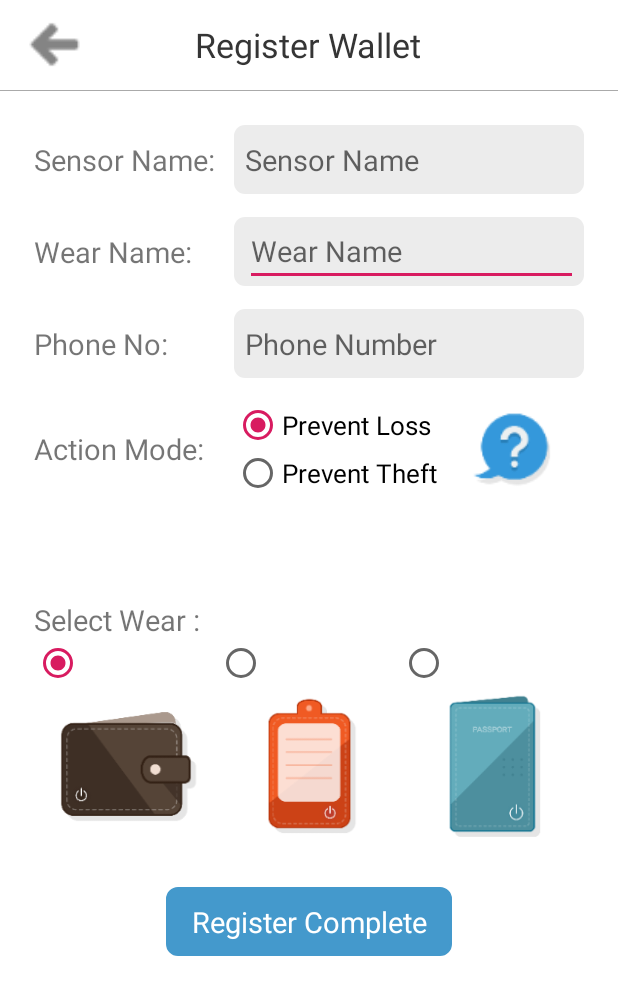
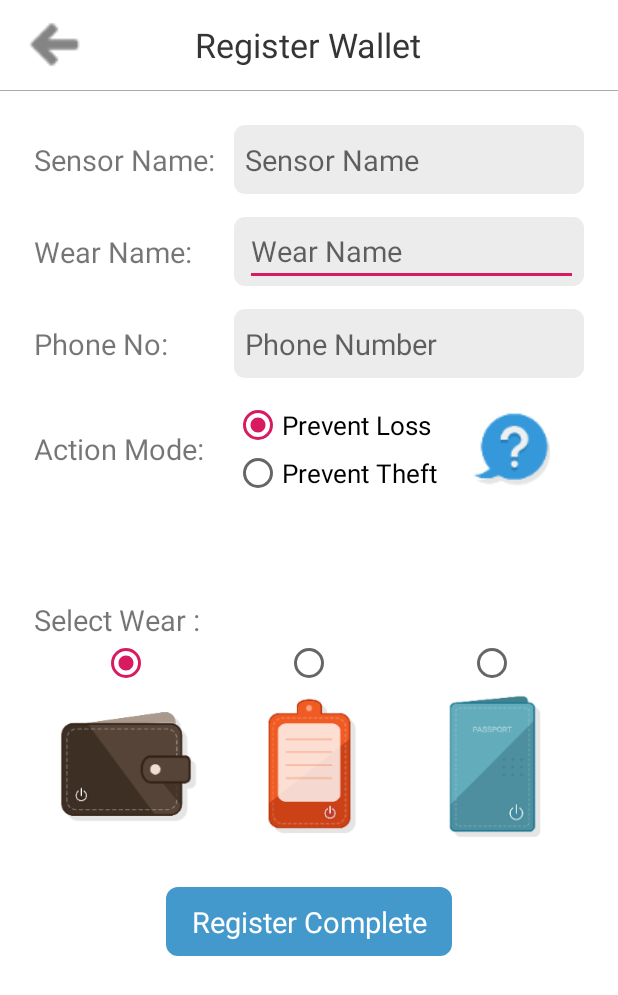
Before and after one commit to whwlgod89/we, an Android app: the AddActivity screen opened directly, with no data from a screen before it, on a phone screen of 412 x 824 dp. Shown: the top 995 px of the screen. Run offline under Robolectric (Android 15) with nearby library versions, the phone set to English and light mode, and no system bars; our stand-ins replace ButterKnife; 3 statements that could not run were skipped.

Commit message:
a_wallet 레이아웃 변경후 addActivity,ModifyActivty 수정

```diff
--- a/app/src/main/res/layout/a_wallet.xml
+++ b/app/src/main/res/layout/a_wallet.xml
@@ -318,6 +318,12 @@
                             android:orientation="horizontal">
 
 
+                            <LinearLayout
+                                android:layout_width="match_parent"
+                                android:layout_height="match_parent"
+                                android:layout_weight="1"
+                                android:orientation="vertical">
+
                                 <RadioButton
                                     android:id="@+id/radio_brown"
                                     android:layout_width="wrap_content"
@@ -325,6 +331,20 @@
                                     android:layout_gravity="center"
                                     android:layout_weight="1"
                                     android:gravity="center" />
+
+                                <ImageView
+                                    android:id="@+id/bg_brown"
+                                    android:layout_width="wrap_content"
+                                    android:layout_height="wrap_content"
+                                    android:layout_weight="1"
+                                    app:srcCompat="@drawable/purse_01" />
+                            </LinearLayout>
+
+                            <LinearLayout
+                                android:layout_width="match_parent"
+                                android:layout_height="match_parent"
+                                android:layout_weight="1"
+                                android:orientation="vertical">
 
                                 <RadioButton
                                     android:id="@+id/radio_green"
@@ -334,6 +354,20 @@
                                     android:layout_weight="1"
                                     android:gravity="center" />
 
+                                <ImageView
+                                    android:id="@+id/bg_green"
+                                    android:layout_width="wrap_content"
+                                    android:layout_height="wrap_content"
+                                    android:layout_weight="1"
+                                    app:srcCompat="@drawable/purse_02" />
+                            </LinearLayout>
+
+                            <LinearLayout
+                                android:layout_width="match_parent"
+                                android:layout_height="match_parent"
+                                android:layout_weight="1"
+                                android:orientation="vertical">
+
                                 <RadioButton
                                     android:id="@+id/radio_purple"
                                     android:layout_width="wrap_content"
@@ -341,27 +375,6 @@
                                     android:layout_gravity="center"
                                     android:layout_weight="1"
                                     android:gravity="center" />
-                        </RadioGroup>
-                    </LinearLayout>
-
-                    <LinearLayout
-                        android:layout_width="match_parent"
-                        android:layout_height="match_parent"
-                        android:orientation="horizontal">
-
-                        <ImageView
-                            android:id="@+id/bg_brown"
-                            android:layout_width="wrap_content"
-                            android:layout_height="wrap_content"
-                            android:layout_weight="1"
-                            app:srcCompat="@drawable/purse_01" />
-
-                        <ImageView
-                            android:id="@+id/bg_green"
-                            android:layout_width="wrap_content"
-                            android:layout_height="wrap_content"
-                            android:layout_weight="1"
-                            app:srcCompat="@drawable/purse_02" />
 
                                 <ImageView
                                     android:id="@+id/bg_purple"
@@ -369,6 +382,9 @@
                                     android:layout_height="wrap_content"
                                     android:layout_weight="1"
                                     app:srcCompat="@drawable/purse_03" />
+                            </LinearLayout>
+
+                        </RadioGroup>
                     </LinearLayout>
 
                 </LinearLayout>
```
Also changed, not shown: app/src/main/java/kr/co/theunify/wear/activity/AddActivity.java (+6 -14 lines), app/src/main/java/kr/co/theunify/wear/activity/ModifyActivity.java (+6 -17 lines). Lines whose indentation alone changed are shown as unchanged.
